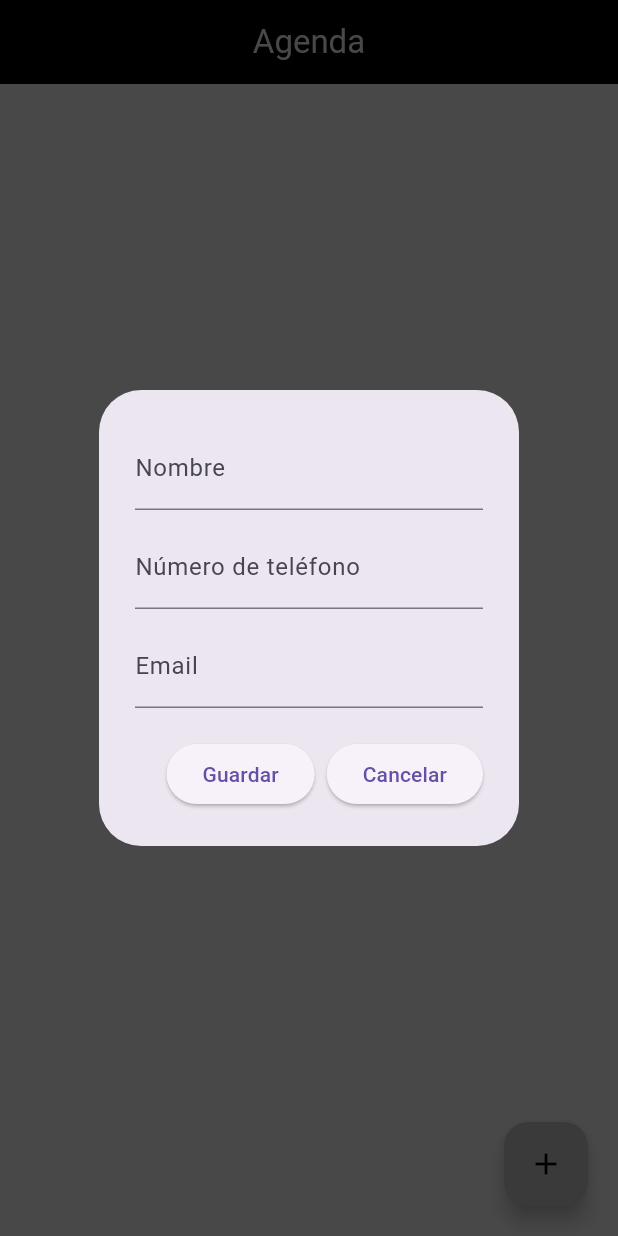
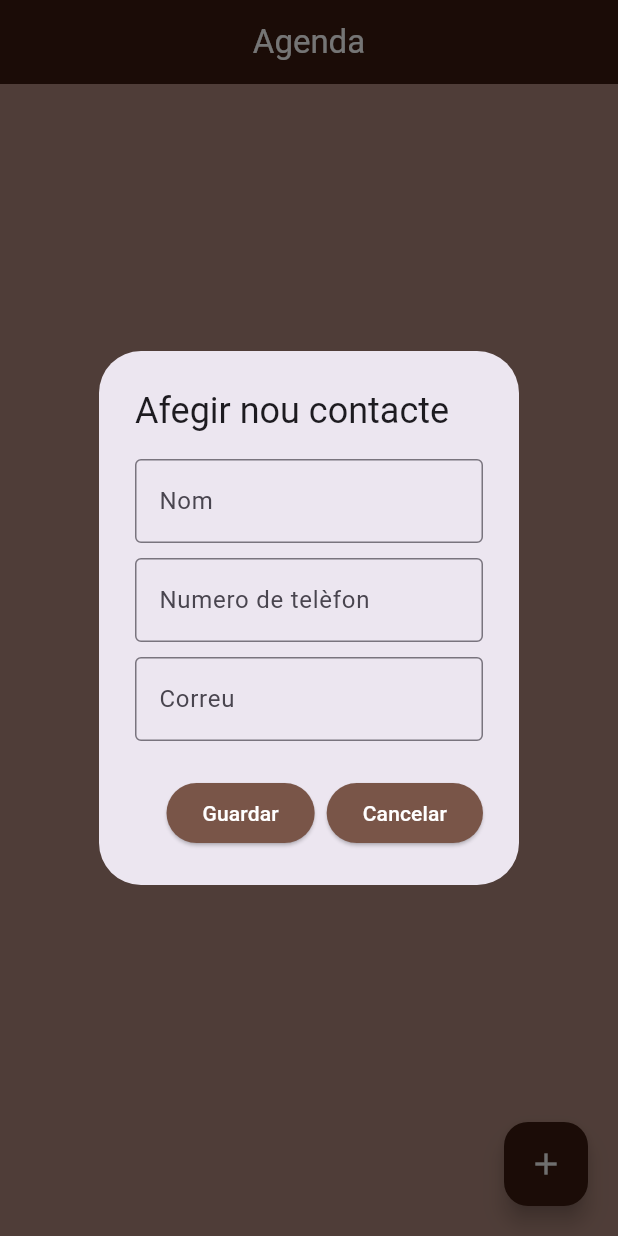
Before and after one commit to RamonAlgo/app_tasques_part_1, a Flutter app: the screen it shows after launch, after a tap on the "add" icon, on a phone screen of 412 x 824 dp. Run offline on Flutter 3.47's test engine with Material 3 defaults, Android fonts, the phone set to English and light mode, and no system bars; our stand-ins replace hive, hive_flutter; accounts and stored records are empty.

Commit message:
App Tasques
Acabada.

```diff
--- a/lib/components/Botton.dart
+++ b/lib/components/Botton.dart
@@ -11,12 +11,12 @@ class BotonAgregar extends StatelessWidget {
   final TextEditingController numTelController = TextEditingController();
   final TextEditingController emailController = TextEditingController();
 
-  BotonAgregar(
-      {Key? key,
+  BotonAgregar({
+    Key? key,
     required this.onPressed,
     this.bottom = 20.0,
-      this.right = 20.0})
-      : super(key: key);
+    this.right = 20.0,
+  }) : super(key: key);
 
   void guardarContacto(Contacto nuevoContacto) async {
     final box = await Hive.openBox<Contacto>('contactos');
@@ -33,63 +33,74 @@ class BotonAgregar extends StatelessWidget {
           showDialog(
             context: context,
             builder: (BuildContext context) {
-              return AlertDialog(
-                title: Column(
+              return Theme(
+                data: Theme.of(context).copyWith(
+                    dialogBackgroundColor: Color.fromARGB(255, 172, 134, 122)),
+                child: AlertDialog(
+                  title: Text("Afegir nou contacte"),
+                  content: SingleChildScrollView(
+                    child: Column(
                       crossAxisAlignment: CrossAxisAlignment.start,
                       children: [
                         TextField(
                           controller: nombreController,
-                      decoration: InputDecoration(
-                        labelText: 'Nombre',
-                      ),
+                          decoration: const InputDecoration(
+                              labelText: 'Nom',
+                              border: OutlineInputBorder(
+                                  )),
                         ),
                         SizedBox(height: 10),
                         TextField(
                           controller: numTelController,
-                      decoration: InputDecoration(
-                        labelText: 'Número de teléfono',
-                      ),
+                          decoration: const InputDecoration(
+                              labelText: 'Numero de telèfon',
+                              border: OutlineInputBorder()),
                         ),
                         SizedBox(height: 10),
                         TextField(
                           controller: emailController,
-                      decoration: InputDecoration(
-                        labelText: 'Email',
-                      ),
+                          decoration: const InputDecoration(
+                              labelText: 'Correu',
+                              border: OutlineInputBorder()),
                         ),
                       ],
                     ),
+                  ),
                   actions: [
                     ElevatedButton(
-                    onPressed: () {
+                      onPressed: () async {
                         String nombre = nombreController.text;
                         String numTel = numTelController.text;
                         String email = emailController.text;
-
                         Contacto nuevoContacto = Contacto(
                             nombre: nombre, numTel: numTel, email: email);
-
                         guardarContacto(nuevoContacto);
-
                         Navigator.of(context).pop();
                         Navigator.of(context).pushReplacement(MaterialPageRoute(
                             builder: (context) => PaginaInicial()));
                       },
-                    child: Text("Guardar"),
+                      style: ElevatedButton.styleFrom(
+                          backgroundColor: Colors.brown),
+                      child: const Text("Guardar",
+                          style: TextStyle(color: Colors.white)),
                     ),
                     ElevatedButton(
                       onPressed: () {
                         Navigator.of(context).pop();
                       },
-                    child: Text("Cancelar"),
+                      style: ElevatedButton.styleFrom(
+                          backgroundColor: Colors.brown),
+                      child: const Text("Cancelar",
+                          style: TextStyle(color: Colors.white)),
                     ),
                   ],
+                ),
               );
             },
           );
         },
-        backgroundColor: const Color.fromARGB(255, 126, 126, 126),
-        child: Icon(Icons.add, color: const Color.fromARGB(255, 0, 0, 0)),
+        backgroundColor: const Color.fromARGB(255, 58, 27, 15),
+        child: const Icon(Icons.add, color: Color.fromARGB(255, 241, 241, 241)),
       ),
     );
   }
--- a/lib/main.dart
+++ b/lib/main.dart
@@ -1,7 +1,6 @@
 import 'package:flutter/material.dart';
 import 'package:flutter_application_1/dades/Contactos.dart';
 import 'package:flutter_application_1/pagines/pagina_inicial.dart';
-import 'package:hive/hive.dart';
 import 'package:hive_flutter/hive_flutter.dart';
 
 void main() async {
--- a/lib/pagines/pagina_inicial.dart
+++ b/lib/pagines/pagina_inicial.dart
@@ -5,29 +5,28 @@ import 'package:flutter_application_1/dades/Contactos.dart';
 import 'package:hive/hive.dart';
 
 class PaginaInicial extends StatelessWidget {
-  Widget otroWidget() {
-    return Container(
-
-    );
+  Widget altreWidget() {
+    return Container();
   }
 
   @override
   Widget build(BuildContext context) {
     return Scaffold(
       appBar: AppBar(
-        backgroundColor: Colors.black,
+        backgroundColor: Color.fromARGB(255, 58, 27, 15),
         title: Text(
           "Agenda",
-          style: TextStyle(color: Colors.grey),
+          style: TextStyle(color: Colors.white),
         ),
         centerTitle: true,
       ),
-      backgroundColor: Colors.grey,
+      backgroundColor: Color.fromARGB(255, 172, 134, 122),
       body: Stack(
         children: [
           FutureBuilder(
             future: Hive.openBox<Contacto>('contactos'),
-            builder: (BuildContext context, AsyncSnapshot<Box<Contacto>> snapshot) {
+            builder:
+                (BuildContext context, AsyncSnapshot<Box<Contacto>> snapshot) {
               if (snapshot.connectionState == ConnectionState.done) {
                 if (snapshot.hasData) {
                   Box<Contacto> box = snapshot.data!;
@@ -38,13 +37,12 @@ class PaginaInicial extends StatelessWidget {
                       return Column(
                         children: [
                           BarraContacto(contacto: contacto),
-                          Divider(),
                         ],
                       );
                     },
                   );
                 } else {
-                  return Center(child: Text('No hay contactos guardados'));
+                  return const Center(child: Text('No hi han contactes guardats'));
                 }
               } else {
                 return Center(child: CircularProgressIndicator());
@@ -56,14 +54,14 @@ class PaginaInicial extends StatelessWidget {
             right: 20.0,
             child: BotonAgregar(
               onPressed: () {
-                print("Botón de agregar presionado");
+                print("BotoAf");
               },
             ),
           ),
           Positioned(
             bottom: 60.0,
             right: 20.0,
-            child: otroWidget(),
+            child: altreWidget(),
           ),
         ],
       ),
```
Also changed, not shown: lib/components/BarraContacto.dart (+46 -17 lines), lib/pagines/ContactoDetalle.dart (+36 -13 lines), 1 other file. Lines whose indentation alone changed are shown as unchanged.
